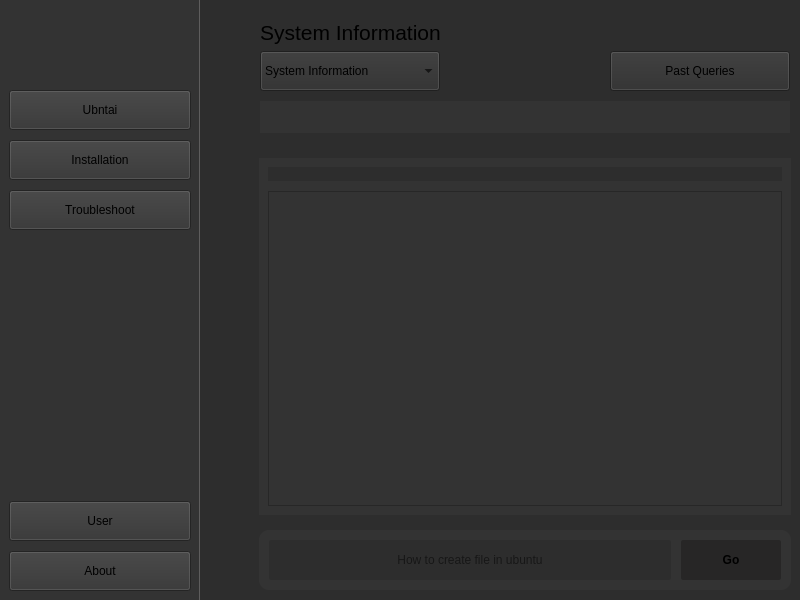
Before: the Qt Designer form mainwindow.ui in Anujverma89/ubntai, drawn with Qt 5.
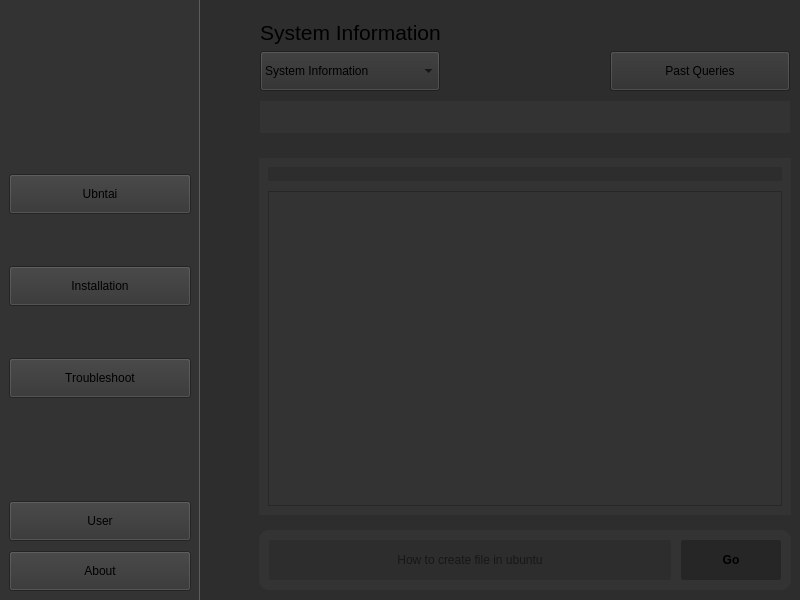
After: the same form once the commit is applied. The open tabs and pages were chosen to show the change. Icons and pictures are not drawn.

What changed in the file:
```diff
--- a/mainwindow.ui
+++ b/mainwindow.ui
@@ -101,6 +101,12 @@
           </property>
           <item>
            <widget class="QWidget" name="top_nav" native="true">
+            <property name="sizePolicy">
+             <sizepolicy hsizetype="Minimum" vsizetype="Minimum">
+              <horstretch>0</horstretch>
+              <verstretch>0</verstretch>
+             </sizepolicy>
+            </property>
             <layout class="QVBoxLayout" name="verticalLayout">
              <property name="spacing">
               <number>10</number>
@@ -276,6 +282,9 @@
                <property name="orientation">
                 <enum>Qt::Orientation::Vertical</enum>
                </property>
+               <property name="sizeType">
+                <enum>QSizePolicy::Policy::Minimum</enum>
+               </property>
                <property name="sizeHint" stdset="0">
                 <size>
                  <width>20</width>
```
Left out of the diff: 8 changed lines with no effect on the pictures.
